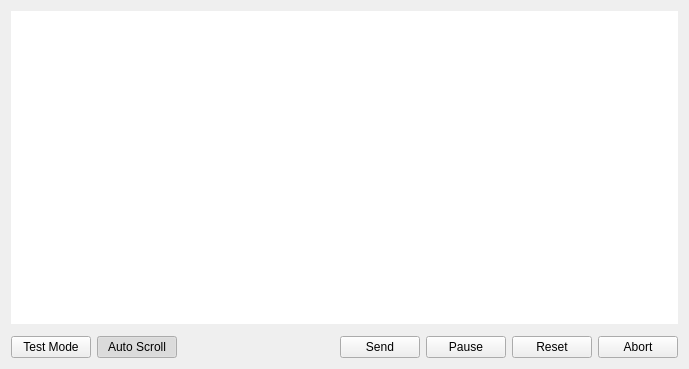
The window that View/ProgramForm.ui (octronic-uk/Candle) describes before a commit, drawn with Qt 5.
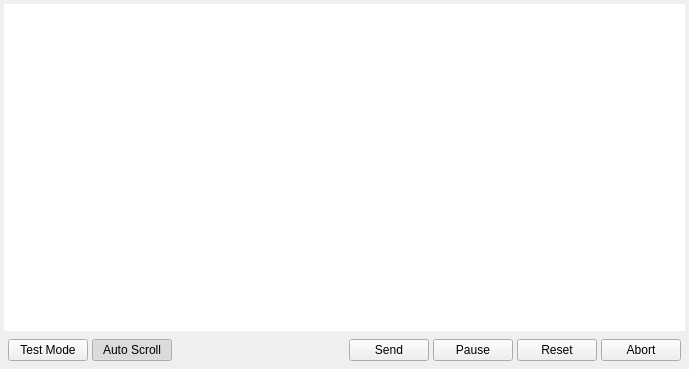
The same window after the commit.

```diff
--- a/View/ProgramForm.ui
+++ b/View/ProgramForm.ui
@@ -20,6 +20,24 @@
    <string>Form</string>
   </property>
   <layout class="QVBoxLayout" name="verticalLayout">
+   <property name="spacing">
+    <number>4</number>
+   </property>
+   <property name="sizeConstraint">
+    <enum>QLayout::SetMaximumSize</enum>
+   </property>
+   <property name="leftMargin">
+    <number>4</number>
+   </property>
+   <property name="topMargin">
+    <number>4</number>
+   </property>
+   <property name="rightMargin">
+    <number>4</number>
+   </property>
+   <property name="bottomMargin">
+    <number>4</number>
+   </property>
    <item>
     <widget class="QTableView" name="programTable">
      <property name="frameShape">
@@ -56,16 +74,25 @@
    </item>
    <item>
     <layout class="QHBoxLayout" name="horizontalLayout">
+     <property name="spacing">
+      <number>4</number>
+     </property>
      <property name="leftMargin">
-      <number>0</number>
+      <number>4</number>
      </property>
      <property name="topMargin">
-      <number>6</number>
+      <number>4</number>
+     </property>
+     <property name="rightMargin">
+      <number>4</number>
+     </property>
+     <property name="bottomMargin">
+      <number>4</number>
      </property>
      <item>
       <widget class="QPushButton" name="testModeButton">
        <property name="sizePolicy">
-        <sizepolicy hsizetype="Preferred" vsizetype="Fixed">
+        <sizepolicy hsizetype="Fixed" vsizetype="Fixed">
          <horstretch>0</horstretch>
          <verstretch>0</verstretch>
         </sizepolicy>
@@ -87,7 +114,7 @@
      <item>
       <widget class="QPushButton" name="autoScrollButton">
        <property name="sizePolicy">
-        <sizepolicy hsizetype="Preferred" vsizetype="Fixed">
+        <sizepolicy hsizetype="Fixed" vsizetype="Fixed">
          <horstretch>0</horstretch>
          <verstretch>0</verstretch>
         </sizepolicy>
@@ -125,7 +152,7 @@
      <item>
       <widget class="QPushButton" name="sendButton">
        <property name="sizePolicy">
-        <sizepolicy hsizetype="Minimum" vsizetype="Minimum">
+        <sizepolicy hsizetype="Fixed" vsizetype="Fixed">
          <horstretch>0</horstretch>
          <verstretch>0</verstretch>
         </sizepolicy>
@@ -137,6 +164,12 @@
      </item>
      <item>
       <widget class="QPushButton" name="pauseButton">
+       <property name="sizePolicy">
+        <sizepolicy hsizetype="Fixed" vsizetype="Fixed">
+         <horstretch>0</horstretch>
+         <verstretch>0</verstretch>
+        </sizepolicy>
+       </property>
        <property name="text">
         <string>Pause</string>
        </property>
@@ -147,6 +180,12 @@
      </item>
      <item>
       <widget class="QPushButton" name="resetButton">
+       <property name="sizePolicy">
+        <sizepolicy hsizetype="Fixed" vsizetype="Fixed">
+         <horstretch>0</horstretch>
+         <verstretch>0</verstretch>
+        </sizepolicy>
+       </property>
        <property name="text">
         <string>Reset</string>
        </property>
@@ -154,6 +193,12 @@
      </item>
      <item>
       <widget class="QPushButton" name="abortButton">
+       <property name="sizePolicy">
+        <sizepolicy hsizetype="Fixed" vsizetype="Fixed">
+         <horstretch>0</horstretch>
+         <verstretch>0</verstretch>
+        </sizepolicy>
+       </property>
        <property name="text">
         <string>Abort</string>
        </property>
```
